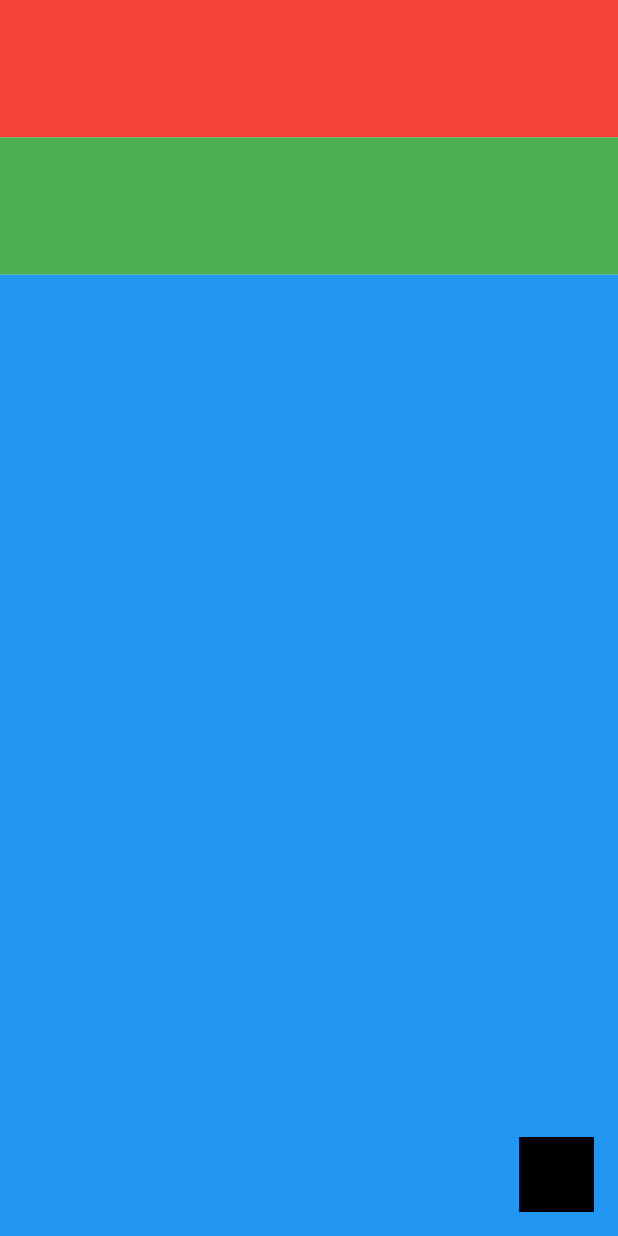
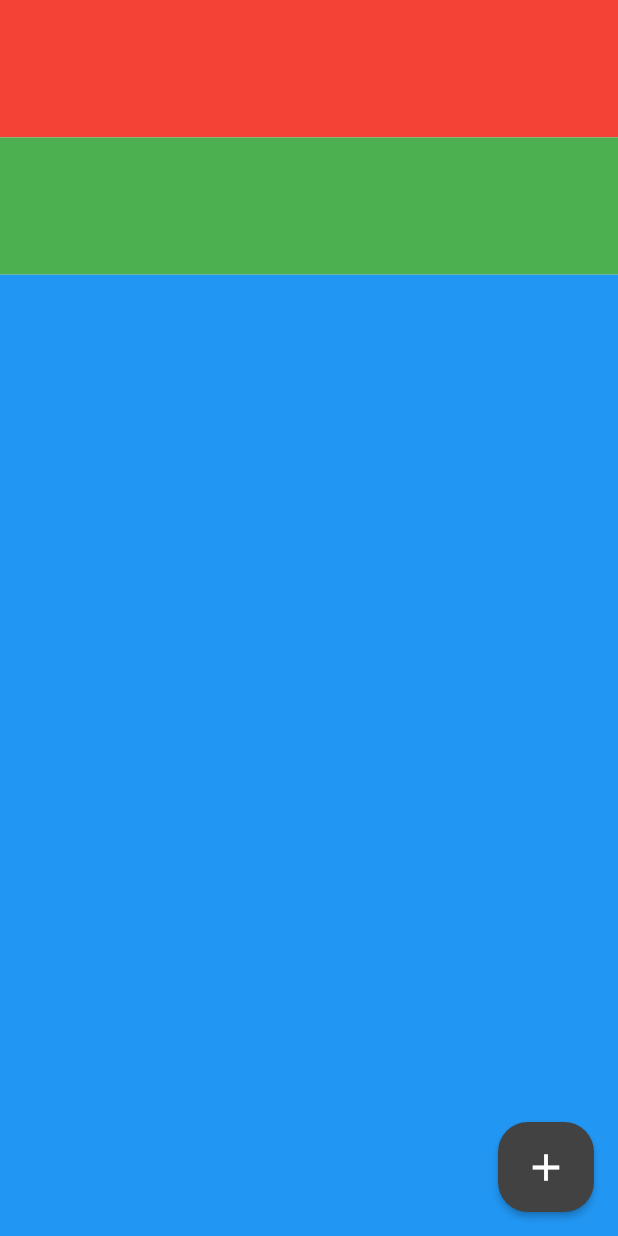
Before and after one commit to wiekusviljoen/mvvmFlutterApp, a Flutter app: the screen it shows after launch, on a phone screen of 412 x 824 dp. Run offline on Flutter 3.47's test engine with Material 2 defaults, Android fonts, the phone set to English and light mode, and no system bars.

Commit message:
commit on master

```diff
--- a/lib/view_models/app_view_model.dart
+++ b/lib/view_models/app_view_model.dart
@@ -1,4 +1,4 @@
-import 'package:flutter/foundation.dart';
+import 'package:flutter/material.dart';
 import 'package:todo/models/task_model.dart';
 
 import '../models/user_model.dart';
@@ -7,4 +7,9 @@ class AppViewModel extends ChangeNotifier {
   List<Task> tasks = <Task>[];
 
   User user = User("Wiekus Viljoen");
+
+  Color clrlvl1 = Colors.grey.shade50;
+  Color clrlvl2 = Colors.grey.shade200;
+  Color clrlvl3 = Colors.grey.shade800;
+  Color clrlvl4 = Colors.grey.shade900;
 }
--- /dev/null
+++ b/lib/views/add_task_view.dart
@@ -0,0 +1,25 @@
+import 'package:flutter/material.dart';
+import 'package:provider/provider.dart';
+import 'package:todo/view_models/app_view_model.dart';
+
+class AddTaskView extends StatelessWidget {
+  const AddTaskView({Key? key}) : super(key: key);
+
+  @override
+  Widget build(BuildContext context) {
+    return Consumer<AppViewModel>(builder: (context, viewModel, child) {
+      return SizedBox(
+          height: 60,
+          child: ElevatedButton(
+              style: ElevatedButton.styleFrom(
+                  primary: viewModel.clrlvl3,
+                  shape: RoundedRectangleBorder(
+                      borderRadius: BorderRadius.circular(20))),
+              onPressed: () {},
+              child: const Icon(
+                Icons.add,
+                size: 30,
+              )));
+    });
+  }
+}
--- a/lib/views/task_page.dart
+++ b/lib/views/task_page.dart
@@ -1,5 +1,6 @@
 import 'package:flutter/cupertino.dart';
 import 'package:flutter/material.dart';
+import 'package:todo/views/add_task_view.dart';
 
 class TaskPage extends StatelessWidget {
   const TaskPage({Key? key}) : super(key: key);
@@ -32,11 +33,6 @@ class TaskPage extends StatelessWidget {
             ],
           ),
         ),
-      floatingActionButton: Container(
-        width: 50,
-        height: 50,
-        color: Colors.black,
-      ),
-    );
+        floatingActionButton: const AddTaskView());
   }
 }
```
Lines whose indentation alone changed are shown as unchanged.
